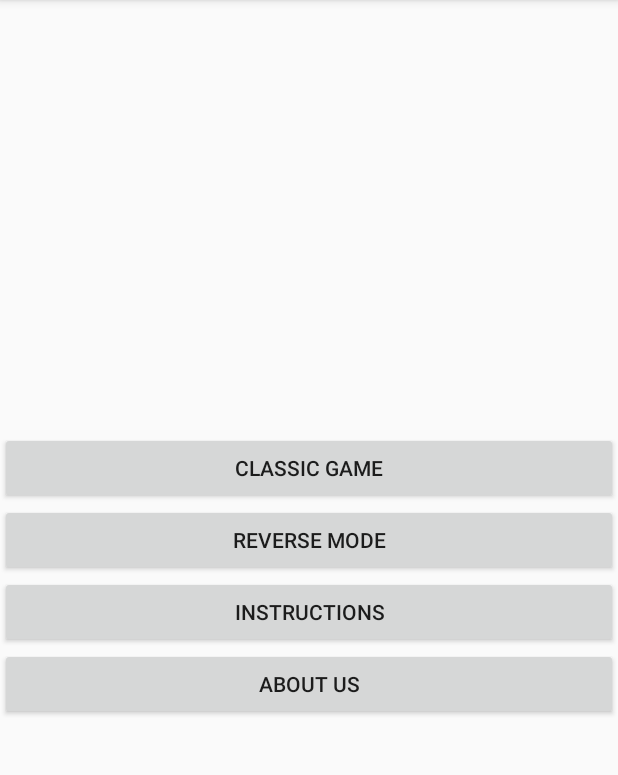
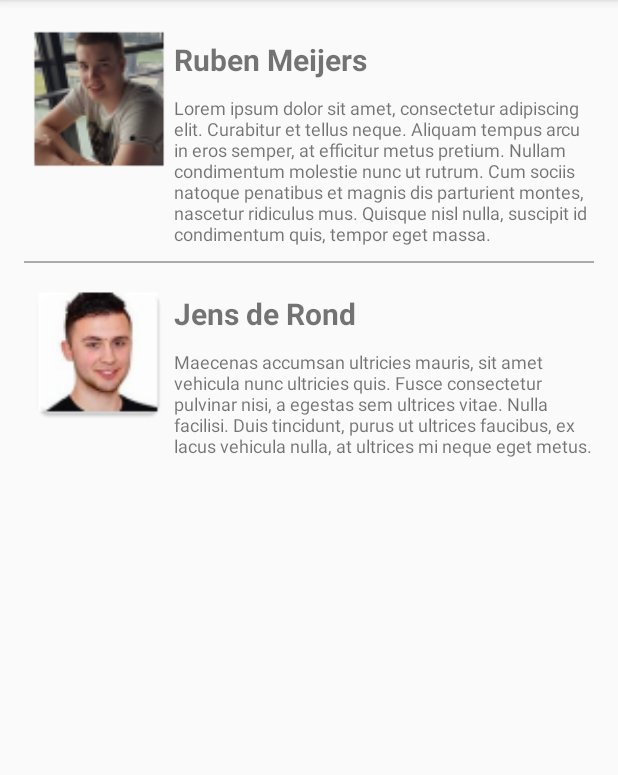
Before and after one commit to Jensderond/SimonTheGame, an Android app: the screen it shows after launch (MainActivity before the commit, AboutUsActivity after it), after a tap on "ABOUT US", on a phone screen of 412 x 824 dp, the part 84-859 px from its top. Run offline under Robolectric (Android 15) with nearby library versions, the phone set to English and light mode, and no system bars.

Commit message:
About us page
About us page with images, changed onClickListeners to a function. Updated some string for typos, and added a extra dimen for txtView margin top

```diff
--- a/SimonGame/app/src/main/AndroidManifest.xml
+++ b/SimonGame/app/src/main/AndroidManifest.xml
@@ -17,6 +17,8 @@
         </activity>
         <activity android:name=".InstructionsActivity" >
         </activity>
+        <activity android:name=".AboutUsActivity" >
+        </activity>
     </application>
 
 </manifest>
--- /dev/null
+++ b/SimonGame/app/src/main/java/com/example/jensderond/simongame/AboutUsActivity.java
@@ -0,0 +1,17 @@
+package com.example.jensderond.simongame;
+
+import android.app.Activity;
+import android.os.Bundle;
+
+/**
+ * Created by jens on 10-1-17.
+ */
+
+public class AboutUsActivity extends Activity {
+
+    @Override
+    protected void onCreate(Bundle savedInstanceState) {
+        super.onCreate(savedInstanceState);
+        setContentView(R.layout.activity_about_us);
+    }
+}
--- a/SimonGame/app/src/main/java/com/example/jensderond/simongame/MainActivity.java
+++ b/SimonGame/app/src/main/java/com/example/jensderond/simongame/MainActivity.java
@@ -15,9 +15,13 @@ public class MainActivity extends Activity {
         super.onCreate(savedInstanceState);
         setContentView(R.layout.activity_menu);
 
-
         aboutusButton = (Button) findViewById(R.id.button_about_us);
         instructionsButton = (Button) findViewById(R.id.button_instructions);
+
+        setOnClickListeners();
+    }
+
+    public void setOnClickListeners(){
         instructionsButton.setOnClickListener(new View.OnClickListener() {
             public void onClick(View v) {
                 Intent intent = new Intent(getApplicationContext(), InstructionsActivity.class);
@@ -26,7 +30,7 @@ public class MainActivity extends Activity {
         });
         aboutusButton.setOnClickListener(new View.OnClickListener() {
             public void onClick(View v) {
-                Intent intent = new Intent(getApplicationContext(), AboutusActivity.class);
+                Intent intent = new Intent(getApplicationContext(), AboutUsActivity.class);
                 startActivity(intent);
             }
         });
--- /dev/null
+++ b/SimonGame/app/src/main/res/layout/activity_about_us.xml
@@ -0,0 +1,83 @@
+<?xml version="1.0" encoding="utf-8"?>
+<LinearLayout xmlns:android="http://schemas.android.com/apk/res/android"
+    android:orientation="vertical" android:layout_width="match_parent"
+    android:layout_height="match_parent" android:paddingLeft="@dimen/activity_horizontal_margin"
+    android:paddingRight="@dimen/activity_horizontal_margin"
+    android:paddingTop="@dimen/activity_vertical_margin"
+    android:paddingBottom="@dimen/activity_vertical_margin" >
+
+
+    <RelativeLayout
+        android:layout_width="match_parent"
+        android:layout_height="wrap_content">
+        <ImageView
+            android:id="@+id/imageview_ruben"
+            android:layout_width="100dp"
+            android:layout_height="100dp"
+            android:src="@mipmap/ruben"/>
+
+        <TextView
+            android:id="@+id/textview_title_student_1"
+            android:layout_width="wrap_content"
+            android:layout_height="wrap_content"
+            android:layout_marginTop="@dimen/textview_margin_top"
+            android:layout_marginBottom="@dimen/textview_margin_bottom"
+            android:layout_toEndOf="@id/imageview_ruben"
+            android:text="@string/student_1"
+            android:textStyle="bold"
+            android:textSize="@dimen/textview_big"/>
+
+        <TextView
+            android:id="@+id/textview_intro_student_1"
+            android:layout_width="wrap_content"
+            android:layout_height="wrap_content"
+            android:text="@string/student_1_intro"
+            android:textSize="@dimen/textview_small"
+            android:layout_below="@id/textview_title_student_1"
+            android:layout_centerVertical="true"
+            android:layout_toEndOf="@+id/imageview_ruben" />
+
+    </RelativeLayout>
+
+
+    <View
+        android:layout_width="match_parent"
+        android:layout_height="1dp"
+        android:layout_marginTop="@dimen/textview_margin_top"
+        android:layout_marginBottom="@dimen/textview_margin_bottom"
+        android:background="@android:color/darker_gray"/>
+
+
+    <RelativeLayout
+        android:layout_width="match_parent"
+        android:layout_height="wrap_content">
+        <ImageView
+            android:id="@+id/imageview_jens"
+            android:layout_width="100dp"
+            android:layout_height="100dp"
+            android:src="@mipmap/jens"/>
+
+        <TextView
+            android:id="@+id/textview_title_student_2"
+            android:layout_width="wrap_content"
+            android:layout_height="wrap_content"
+            android:layout_marginTop="@dimen/textview_margin_top"
+            android:layout_marginBottom="@dimen/textview_margin_bottom"
+            android:layout_toEndOf="@id/imageview_jens"
+            android:text="@string/student_2"
+            android:textStyle="bold"
+            android:textSize="@dimen/textview_big"/>
+
+        <TextView
+            android:id="@+id/textview_intro_student_2"
+            android:layout_width="wrap_content"
+            android:layout_height="wrap_content"
+            android:text="@string/student_2_intro"
+            android:textSize="@dimen/textview_small"
+            android:layout_below="@+id/textview_title_student_2"
+            android:layout_alignParentEnd="true"
+            android:layout_toEndOf="@+id/imageview_jens" />
+
+    </RelativeLayout>
+
+</LinearLayout>
--- a/SimonGame/app/src/main/res/values/dimens.xml
+++ b/SimonGame/app/src/main/res/values/dimens.xml
@@ -2,8 +2,9 @@
     <!-- Default screen margins, per the Android Design guidelines. -->
     <dimen name="activity_horizontal_margin">16dp</dimen>
     <dimen name="activity_vertical_margin">16dp</dimen>
+    <dimen name="textview_margin_top">10dp</dimen>
     <dimen name="textview_margin_bottom">10dp</dimen>
-    <dimen name="textview_big">20dp</dimen>
-    <dimen name="textview_medium">16dp</dimen>
-    <dimen name="textview_small">12dp</dimen>
+    <dimen name="textview_big">20sp</dimen>
+    <dimen name="textview_medium">16sp</dimen>
+    <dimen name="textview_small">12sp</dimen>
 </resources>
--- a/SimonGame/app/src/main/res/values/strings.xml
+++ b/SimonGame/app/src/main/res/values/strings.xml
@@ -4,9 +4,13 @@
     <string name="action_start">Start</string>
     <string name="title_activity_instructions">Instructies</string>
     <string name="action_settings">Instellingen</string>
-    <string name="classic">Classiek</string>
-    <string name="classic_instructions">In de Classieke modus krijg je een reeks met kleuren te zien. Het doel is om de kleuren die op het scherm getoond worden in de juiste volgorde aan te klikken.</string>
+    <string name="classic">Klassiek</string>
+    <string name="classic_instructions">In de Klassieke modus krijg je een reeks met kleuren te zien. Het doel is om de kleuren die op het scherm getoond worden in de juiste volgorde aan te klikken.</string>
     <string name="reverse">Twist</string>
     <string name="reverse_instructions">In de Twist modus krijg je een reeks met kleuren te zien. Het doel is om de kleuren die op het scherm getoond worden in de omgekeerde volgorde aan te klikken.
     Voorbeeld: bij Rood, Geel, Blauw, moet je klikken op Blauw, Geel, Rood</string>
+    <string name="student_1">Ruben Meijers</string>
+    <string name="student_2">Jens de Rond</string>
+    <string name="student_1_intro">Lorem ipsum dolor sit amet, consectetur adipiscing elit. Curabitur et tellus neque. Aliquam tempus arcu in eros semper, at efficitur metus pretium. Nullam condimentum molestie nunc ut rutrum. Cum sociis natoque penatibus et magnis dis parturient montes, nascetur ridiculus mus. Quisque nisl nulla, suscipit id condimentum quis, tempor eget massa.</string>
+    <string name="student_2_intro">Maecenas accumsan ultricies mauris, sit amet vehicula nunc ultricies quis. Fusce consectetur pulvinar nisi, a egestas sem ultrices vitae. Nulla facilisi. Duis tincidunt, purus ut ultrices faucibus, ex lacus vehicula nulla, at ultrices mi neque eget metus.</string>
 </resources>
```
Also changed, not shown: SimonGame/app/src/main/jens-web.png (added), SimonGame/app/src/main/res/mipmap-hdpi/jens.png (added), SimonGame/app/src/main/res/mipmap-hdpi/ruben.png (added), SimonGame/app/src/main/res/mipmap-mdpi/jens.png (added), SimonGame/app/src/main/res/mipmap-mdpi/ruben.png (added), SimonGame/app/src/main/res/mipmap-xhdpi/jens.png (added), SimonGame/app/src/main/res/mipmap-xhdpi/ruben.png (added), SimonGame/app/src/main/res/mipmap-xxhdpi/jens.png (added), SimonGame/app/src/main/res/mipmap-xxhdpi/ruben.png (added), SimonGame/app/src/main/res/mipmap-xxxhdpi/jens.png (added), SimonGame/app/src/main/res/mipmap-xxxhdpi/ruben.png (added), SimonGame/app/src/main/ruben-web.png (added).
